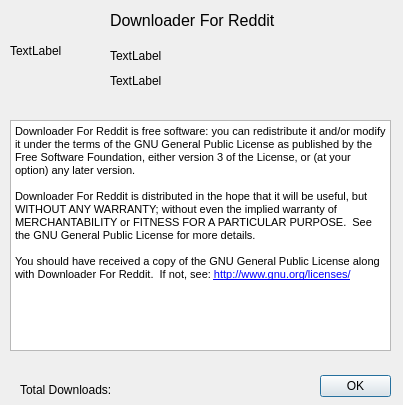
Before: the Qt Designer form DownloaderForReddit/GUI_Resources/AboutDialog.ui in MalloyDelacroix/DownloaderForReddit, drawn with Qt 5.
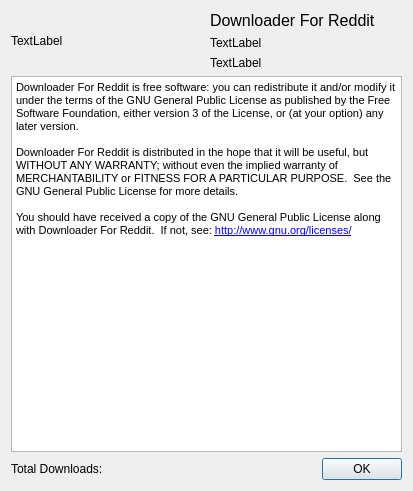
After: the same form once the commit is applied. Icons and pictures are not drawn.

Commit message: Update main window and about windows.

What changed in the file:
```diff
--- a/DownloaderForReddit/GUI_Resources/AboutDialog.ui
+++ b/DownloaderForReddit/GUI_Resources/AboutDialog.ui
@@ -6,20 +6,20 @@
    <rect>
     <x>0</x>
     <y>0</y>
-    <width>403</width>
-    <height>405</height>
+    <width>413</width>
+    <height>491</height>
    </rect>
   </property>
   <property name="minimumSize">
    <size>
-    <width>403</width>
-    <height>405</height>
+    <width>365</width>
+    <height>230</height>
    </size>
   </property>
   <property name="maximumSize">
    <size>
-    <width>403</width>
-    <height>405</height>
+    <width>1000</width>
+    <height>1000</height>
    </size>
   </property>
   <property name="windowTitle">
@@ -29,78 +29,18 @@
    <iconset>
     <normaloff>Images/RedditDownloaderIcon.png</normaloff>Images/RedditDownloaderIcon.png</iconset>
   </property>
-  <widget class="QDialogButtonBox" name="buttonBox">
-   <property name="geometry">
-    <rect>
-     <x>320</x>
-     <y>370</y>
-     <width>71</width>
-     <height>32</height>
-    </rect>
-   </property>
-   <property name="orientation">
-    <enum>Qt::Horizontal</enum>
-   </property>
-   <property name="standardButtons">
-    <set>QDialogButtonBox::Ok</set>
-   </property>
-  </widget>
-  <widget class="QLabel" name="logo_label">
-   <property name="geometry">
-    <rect>
-     <x>10</x>
-     <y>10</y>
-     <width>80</width>
-     <height>82</height>
-    </rect>
-   </property>
-   <property name="text">
-    <string>TextLabel</string>
-   </property>
-  </widget>
-  <widget class="QTextBrowser" name="license_box">
-   <property name="geometry">
-    <rect>
-     <x>10</x>
-     <y>120</y>
-     <width>381</width>
-     <height>231</height>
-    </rect>
-   </property>
-   <property name="html">
-    <string>&lt;!DOCTYPE HTML PUBLIC &quot;-//W3C//DTD HTML 4.0//EN&quot; &quot;http://www.w3.org/TR/REC-html40/strict.dtd&quot;&gt;
-&lt;html&gt;&lt;head&gt;&lt;meta name=&quot;qrichtext&quot; content=&quot;1&quot; /&gt;&lt;style type=&quot;text/css&quot;&gt;
-p, li { white-space: pre-wrap; }
-&lt;/style&gt;&lt;/head&gt;&lt;body style=&quot; font-family:'MS Shell Dlg 2'; font-size:8pt; font-weight:400; font-style:normal;&quot;&gt;
-&lt;p style=&quot; margin-top:12px; margin-bottom:0px; margin-left:0px; margin-right:0px; -qt-block-indent:0; text-indent:0px;&quot;&gt;&lt;span style=&quot; font-family:'Courier New';&quot;&gt;Downloader For Reddit is free software: you can redistribute it and/or modify it under the terms of the GNU General Public License as published by the Free Software Foundation, either version 3 of the License, or (at your option) any later version.&lt;/span&gt;&lt;/p&gt;
-&lt;p style=&quot;-qt-paragraph-type:empty; margin-top:0px; margin-bottom:0px; margin-left:0px; margin-right:0px; -qt-block-indent:0; text-indent:0px; font-family:'Courier New';&quot;&gt;&lt;br /&gt;&lt;/p&gt;
-&lt;p style=&quot; margin-top:0px; margin-bottom:0px; margin-left:0px; margin-right:0px; -qt-block-indent:0; text-indent:0px;&quot;&gt;&lt;span style=&quot; font-family:'Courier New';&quot;&gt;Downloader For Reddit is distributed in the hope that it will be useful, but WITHOUT ANY WARRANTY; without even the implied warranty of MERCHANTABILITY or FITNESS FOR A PARTICULAR PURPOSE.  See the GNU General Public License for more details.&lt;/span&gt;&lt;/p&gt;
-&lt;p style=&quot;-qt-paragraph-type:empty; margin-top:0px; margin-bottom:0px; margin-left:0px; margin-right:0px; -qt-block-indent:0; text-indent:0px; font-family:'Courier New';&quot;&gt;&lt;br /&gt;&lt;/p&gt;
-&lt;p style=&quot; margin-top:0px; margin-bottom:0px; margin-left:0px; margin-right:0px; -qt-block-indent:0; text-indent:0px;&quot;&gt;&lt;span style=&quot; font-family:'Courier New';&quot;&gt;You should have received a copy of the GNU General Public License along with Downloader For Reddit.  If not, see: &lt;/span&gt;&lt;a href=&quot;http://www.gnu.org/licenses/&quot;&gt;&lt;span style=&quot; text-decoration: underline; color:#0000ff;&quot;&gt;http://www.gnu.org/licenses/&lt;/span&gt;&lt;/a&gt;&lt;/p&gt;&lt;/body&gt;&lt;/html&gt;</string>
-   </property>
-  </widget>
+  <layout class="QGridLayout" name="gridLayout_3">
+   <item row="0" column="0">
+    <layout class="QGridLayout" name="gridLayout">
+     <item row="1" column="1">
   <widget class="QLabel" name="info_label">
-   <property name="geometry">
-    <rect>
-     <x>110</x>
-     <y>30</y>
-     <width>281</width>
-     <height>51</height>
-    </rect>
-   </property>
    <property name="text">
     <string>TextLabel</string>
    </property>
   </widget>
+     </item>
+     <item row="0" column="1">
   <widget class="QLabel" name="label">
-   <property name="geometry">
-    <rect>
-     <x>110</x>
-     <y>10</y>
-     <width>291</width>
-     <height>21</height>
-    </rect>
-   </property>
    <property name="font">
     <font>
      <pointsize>12</pointsize>
@@ -110,15 +50,9 @@
     <string>Downloader For Reddit</string>
    </property>
   </widget>
+     </item>
+     <item row="2" column="1">
   <widget class="QLabel" name="link_label">
-   <property name="geometry">
-    <rect>
-     <x>110</x>
-     <y>70</y>
-     <width>291</width>
-     <height>21</height>
-    </rect>
-   </property>
    <property name="text">
     <string>TextLabel</string>
    </property>
@@ -126,19 +60,53 @@
     <bool>true</bool>
    </property>
   </widget>
+     </item>
+     <item row="0" column="0" rowspan="3">
+      <widget class="QLabel" name="logo_label">
+       <property name="text">
+        <string>TextLabel</string>
+       </property>
+      </widget>
+     </item>
+    </layout>
+   </item>
+   <item row="1" column="0">
+    <layout class="QGridLayout" name="gridLayout_2">
+     <item row="0" column="0" colspan="2">
+      <widget class="QTextBrowser" name="license_box">
+       <property name="html">
+        <string>&lt;!DOCTYPE HTML PUBLIC &quot;-//W3C//DTD HTML 4.0//EN&quot; &quot;http://www.w3.org/TR/REC-html40/strict.dtd&quot;&gt;
+&lt;html&gt;&lt;head&gt;&lt;meta name=&quot;qrichtext&quot; content=&quot;1&quot; /&gt;&lt;style type=&quot;text/css&quot;&gt;
+p, li { white-space: pre-wrap; }
+&lt;/style&gt;&lt;/head&gt;&lt;body style=&quot; font-family:'MS Shell Dlg 2'; font-size:8pt; font-weight:400; font-style:normal;&quot;&gt;
+&lt;p style=&quot; margin-top:12px; margin-bottom:0px; margin-left:0px; margin-right:0px; -qt-block-indent:0; text-indent:0px;&quot;&gt;&lt;span style=&quot; font-family:'Courier New';&quot;&gt;Downloader For Reddit is free software: you can redistribute it and/or modify it under the terms of the GNU General Public License as published by the Free Software Foundation, either version 3 of the License, or (at your option) any later version.&lt;/span&gt;&lt;/p&gt;
+&lt;p style=&quot;-qt-paragraph-type:empty; margin-top:0px; margin-bottom:0px; margin-left:0px; margin-right:0px; -qt-block-indent:0; text-indent:0px; font-family:'Courier New';&quot;&gt;&lt;br /&gt;&lt;/p&gt;
+&lt;p style=&quot; margin-top:0px; margin-bottom:0px; margin-left:0px; margin-right:0px; -qt-block-indent:0; text-indent:0px;&quot;&gt;&lt;span style=&quot; font-family:'Courier New';&quot;&gt;Downloader For Reddit is distributed in the hope that it will be useful, but WITHOUT ANY WARRANTY; without even the implied warranty of MERCHANTABILITY or FITNESS FOR A PARTICULAR PURPOSE.  See the GNU General Public License for more details.&lt;/span&gt;&lt;/p&gt;
+&lt;p style=&quot;-qt-paragraph-type:empty; margin-top:0px; margin-bottom:0px; margin-left:0px; margin-right:0px; -qt-block-indent:0; text-indent:0px; font-family:'Courier New';&quot;&gt;&lt;br /&gt;&lt;/p&gt;
+&lt;p style=&quot; margin-top:0px; margin-bottom:0px; margin-left:0px; margin-right:0px; -qt-block-indent:0; text-indent:0px;&quot;&gt;&lt;span style=&quot; font-family:'Courier New';&quot;&gt;You should have received a copy of the GNU General Public License along with Downloader For Reddit.  If not, see: &lt;/span&gt;&lt;a href=&quot;http://www.gnu.org/licenses/&quot;&gt;&lt;span style=&quot; text-decoration: underline; color:#0000ff;&quot;&gt;http://www.gnu.org/licenses/&lt;/span&gt;&lt;/a&gt;&lt;/p&gt;&lt;/body&gt;&lt;/html&gt;</string>
+       </property>
+      </widget>
+     </item>
+     <item row="1" column="0">
   <widget class="QLabel" name="total_downloads_label">
-   <property name="geometry">
-    <rect>
-     <x>20</x>
-     <y>380</y>
-     <width>291</width>
-     <height>19</height>
-    </rect>
-   </property>
    <property name="text">
     <string>Total Downloads:</string>
    </property>
   </widget>
+     </item>
+     <item row="1" column="1">
+      <widget class="QDialogButtonBox" name="buttonBox">
+       <property name="orientation">
+        <enum>Qt::Horizontal</enum>
+       </property>
+       <property name="standardButtons">
+        <set>QDialogButtonBox::Ok</set>
+       </property>
+      </widget>
+     </item>
+    </layout>
+   </item>
+  </layout>
  </widget>
  <resources/>
  <connections>
```
Lines whose indentation alone changed are shown as unchanged. The commit also changes 6 other files.
